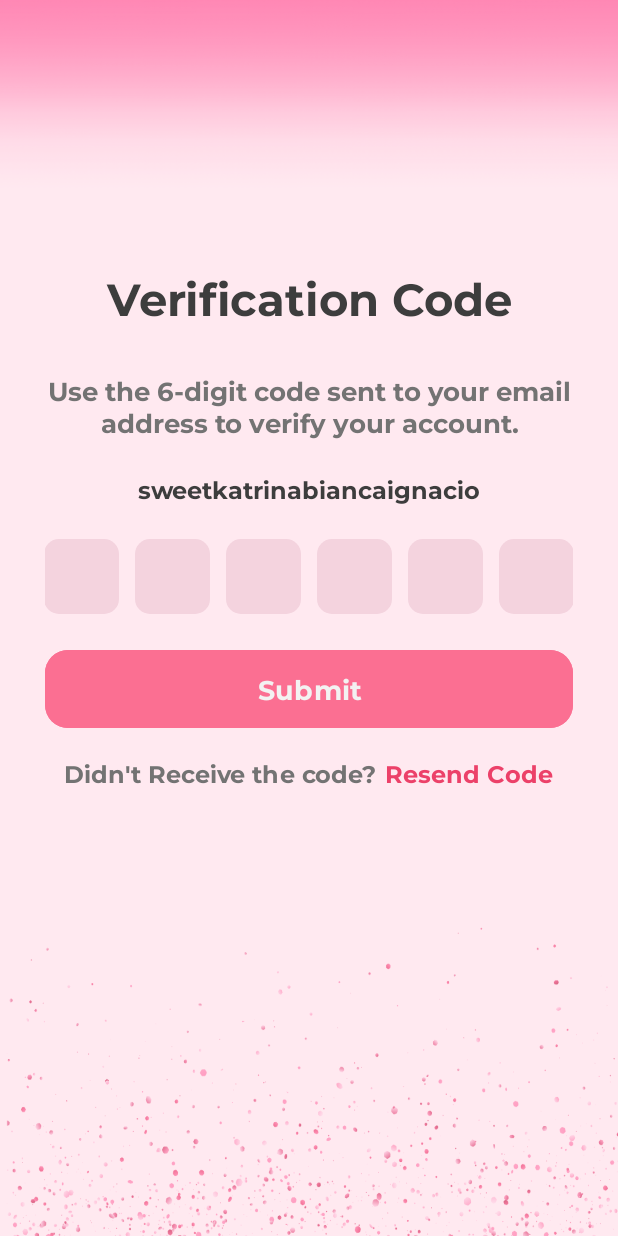
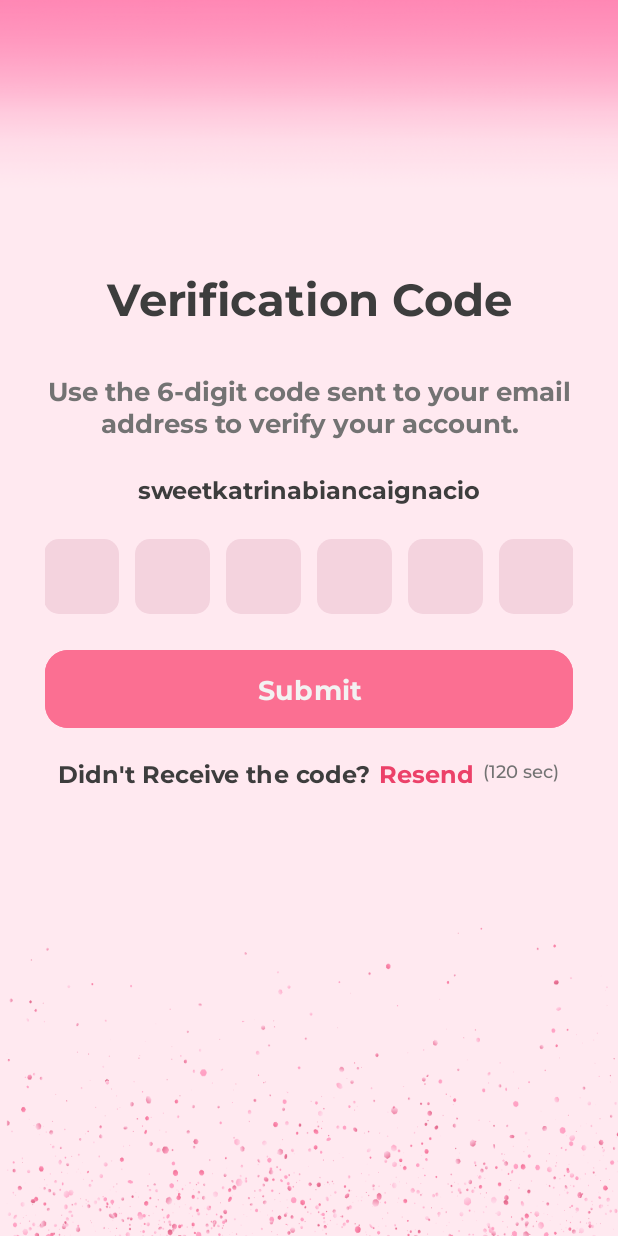
Before and after one commit to Bianca-217/Party-Kneads-Application, an Android app: the layout fragment_o_t_p.xml on its own in the app's theme, with its tools: preview values and no code run, on a phone screen of 412 x 824 dp. Run offline under Robolectric (Android 15) with nearby library versions, the phone set to English and light mode, and no system bars.

Commit message:
otp resend button now working!! + username in address now fixed

```diff
--- a/app/src/main/res/layout/fragment_address.xml
+++ b/app/src/main/res/layout/fragment_address.xml
@@ -90,6 +90,7 @@
         android:layout_marginHorizontal="20dp"
         android:nestedScrollingEnabled="true"
         android:layout_marginTop="50dp"
+        tools:itemCount="1"
         app:layout_constraintStart_toStartOf="parent"
         app:layout_constraintTop_toBottomOf="@+id/addtextview"
         tools:listitem="@layout/adress_list">
--- a/app/src/main/res/layout/fragment_o_t_p.xml
+++ b/app/src/main/res/layout/fragment_o_t_p.xml
@@ -28,7 +28,7 @@
             android:gravity="center"
             android:text="Verification Code"
             android:textColor="@color/semiblack"
-            android:textSize="30dp"
+            android:textSize="30sp"
             app:layout_constraintBottom_toBottomOf="parent"
             app:layout_constraintEnd_toEndOf="parent"
             app:layout_constraintHorizontal_bias="0.5"
@@ -44,7 +44,7 @@
             android:text="Use the 6-digit code sent to your email \address to verify your account."
             android:textAlignment="center"
             android:textColor="@color/grey"
-            android:textSize="17dp" />
+            android:textSize="17sp" />
 
         <TextView
             android:id="@+id/tvEmail"
@@ -55,7 +55,7 @@
             android:gravity="center"
             android:text="sweetkatrinabiancaignacio"
             android:textColor="@color/semiblack"
-            android:textSize="16dp"
+            android:textSize="16sp"
             app:layout_constraintEnd_toEndOf="parent"
             app:layout_constraintHorizontal_bias="0.498"
             app:layout_constraintStart_toStartOf="parent"
@@ -82,7 +82,7 @@
                 android:maxLines="1"
                 android:textAlignment="center"
                 android:textColor="@color/darkpink"
-                android:textSize="18dp" />
+                android:textSize="18sp" />
 
 
             <EditText
@@ -98,7 +98,7 @@
                 android:maxLines="1"
                 android:textAlignment="center"
                 android:textColor="@color/darkpink"
-                android:textSize="18dp" />
+                android:textSize="18sp" />
 
             <EditText
                 android:id="@+id/otp3"
@@ -113,7 +113,7 @@
                 android:maxLines="1"
                 android:textAlignment="center"
                 android:textColor="@color/darkpink"
-                android:textSize="18dp" />
+                android:textSize="18sp" />
 
             <EditText
                 android:id="@+id/otp4"
@@ -128,7 +128,7 @@
                 android:maxLines="1"
                 android:textAlignment="center"
                 android:textColor="@color/darkpink"
-                android:textSize="18dp" />
+                android:textSize="18sp" />
 
             <EditText
                 android:id="@+id/otp5"
@@ -143,7 +143,7 @@
                 android:maxLines="1"
                 android:textAlignment="center"
                 android:textColor="@color/darkpink"
-                android:textSize="18dp" />
+                android:textSize="18sp" />
 
             <EditText
                 android:id="@+id/otp6"
@@ -158,7 +158,7 @@
                 android:maxLines="1"
                 android:textAlignment="center"
                 android:textColor="@color/darkpink"
-                android:textSize="18dp" />
+                android:textSize="18sp" />
         </LinearLayout>
 
         <Button
@@ -171,13 +171,14 @@
             android:onClick="otpSubmit"
             android:text="Submit"
             android:textColor="@color/semiwhite"
-            android:textSize="18dp"
+            android:textSize="18sp"
             app:cornerRadius="15dp" />
 
 
         <LinearLayout
             android:layout_width="match_parent"
             android:layout_height="wrap_content"
+            android:orientation="horizontal"
             android:gravity="center">
 
             <TextView
@@ -186,7 +187,7 @@
                 android:layout_height="wrap_content"
                 android:fontFamily="@font/montserrat_bold"
                 android:text="Didn't Receive the code?"
-                android:textColor="@color/grey"
+                android:textColor="@color/semiblack"
                 android:textSize="16dp"
                 android:layout_marginEnd="5dp"
                 app:layout_constraintStart_toStartOf="parent"
@@ -197,13 +198,24 @@
                 android:layout_width="wrap_content"
                 android:layout_height="wrap_content"
                 android:fontFamily="@font/montserrat_bold"
-                android:text="Resend Code"
+                android:text="Resend"
                 android:textColor="@color/darkpink"
                 android:textSize="16dp"
                 app:layout_constraintEnd_toEndOf="parent"
                 app:layout_constraintHorizontal_bias="0.151"
                 app:layout_constraintStart_toEndOf="@+id/tvcode"
                 app:layout_constraintTop_toBottomOf="@+id/otp4" />
+
+            <TextView
+                android:id="@+id/resendCount"
+                android:layout_width="wrap_content"
+                android:layout_height="wrap_content"
+                android:text="(120 sec)"
+                android:layout_marginLeft="5dp"
+                android:textSize="12sp"
+                android:textColor="@color/grey"
+                android:fontFamily="@font/montserrat_medium"
+                />
         </LinearLayout>
 
     </LinearLayout>
```
Also changed, not shown: app/src/main/java/com/ignacio/partykneadsapp/AddressFragment.java (+27 -4 lines), app/src/main/java/com/ignacio/partykneadsapp/OTPFragment.java (+53 -4 lines).
